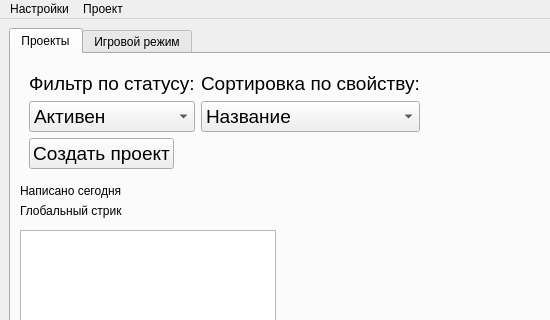
Above: UI template/main_window.ui from nevskyforever/nfprogress before the change; both pictures show x 0 to 550 and y 0 to 320 of the 1380 by 765 pixel window. Below: the same form after it.
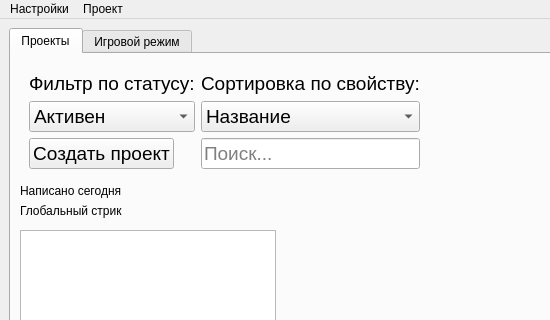
That is the form after the change.

Commit message: Добавлен поиск по проектам

What changed in the file:
```diff
--- a/UI template/main_window.ui
+++ b/UI template/main_window.ui
@@ -173,6 +173,18 @@
              </property>
             </widget>
            </item>
+           <item row="3" column="1">
+            <widget class="QLineEdit" name="search_project">
+             <property name="font">
+              <font>
+               <family>Arial</family>
+              </font>
+             </property>
+             <property name="placeholderText">
+              <string>Поиск...</string>
+             </property>
+            </widget>
+           </item>
           </layout>
          </widget>
         </item>
```
Left out of the diff: 256 changed lines with no effect on the pictures. The commit also changes 2 other files.
